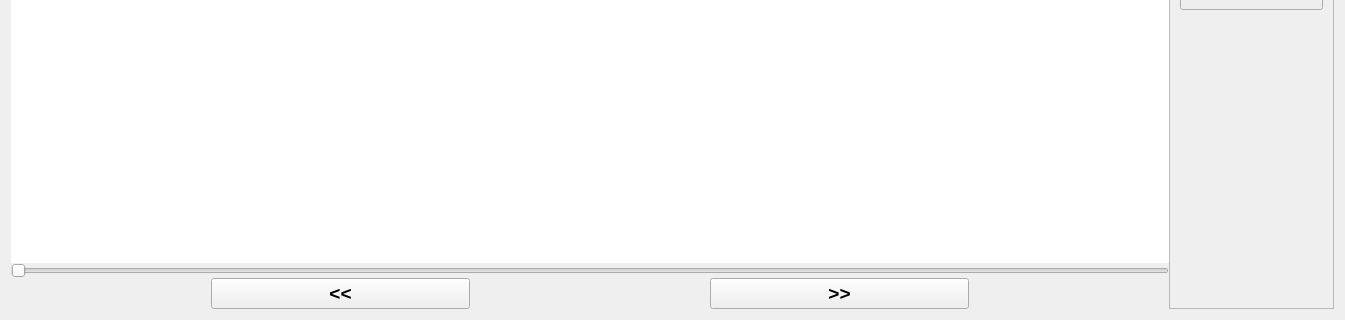
Above: Mini Projects/Image Editor/UI/main.ui from packetsss/Python before the change; both pictures show x 0 to 1345 and y 539 to 859 of the 1345 by 859 pixel window. Below: the same form after it.
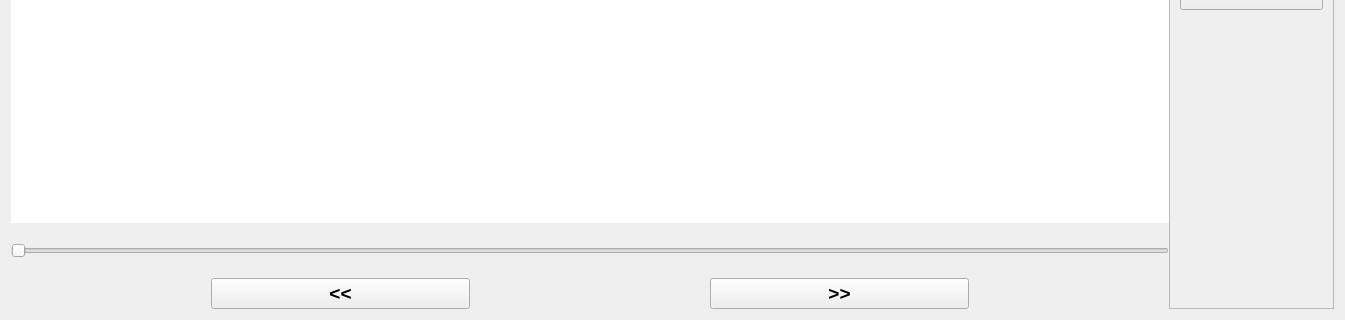
That is the form after the change.

```diff
--- a/Mini Projects/Image Editor/UI/main.ui
+++ b/Mini Projects/Image Editor/UI/main.ui
@@ -21,6 +21,9 @@
      </property>
      <item>
       <layout class="QVBoxLayout" name="vbox1">
+       <property name="spacing">
+        <number>20</number>
+       </property>
        <item>
         <widget class="QGraphicsView" name="gv">
          <property name="sizePolicy">
```
